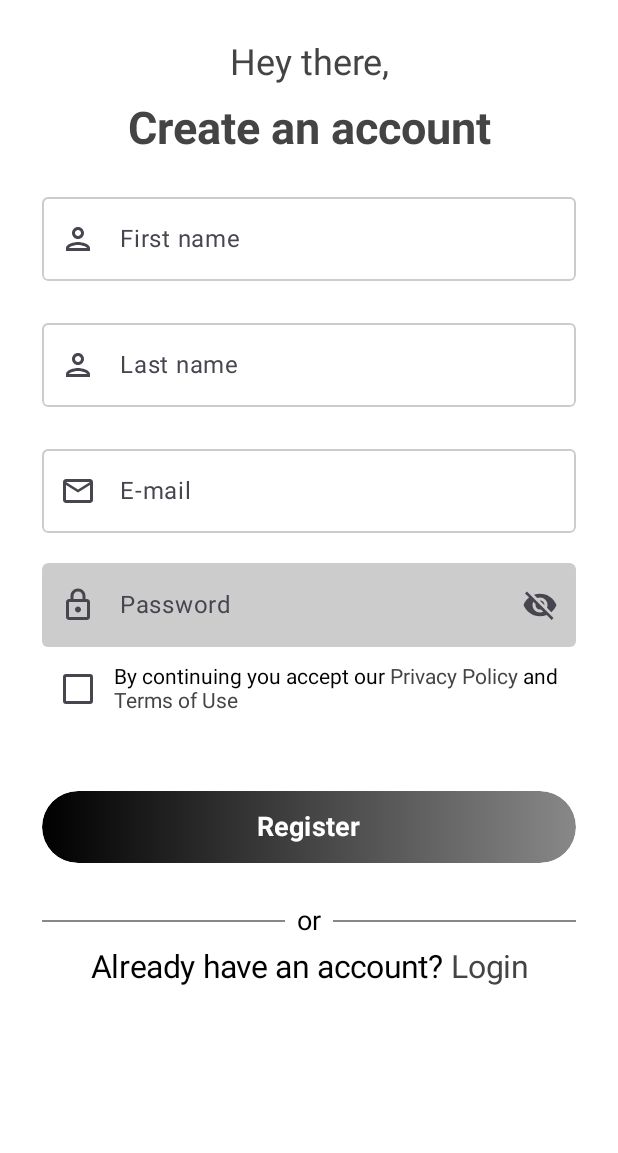
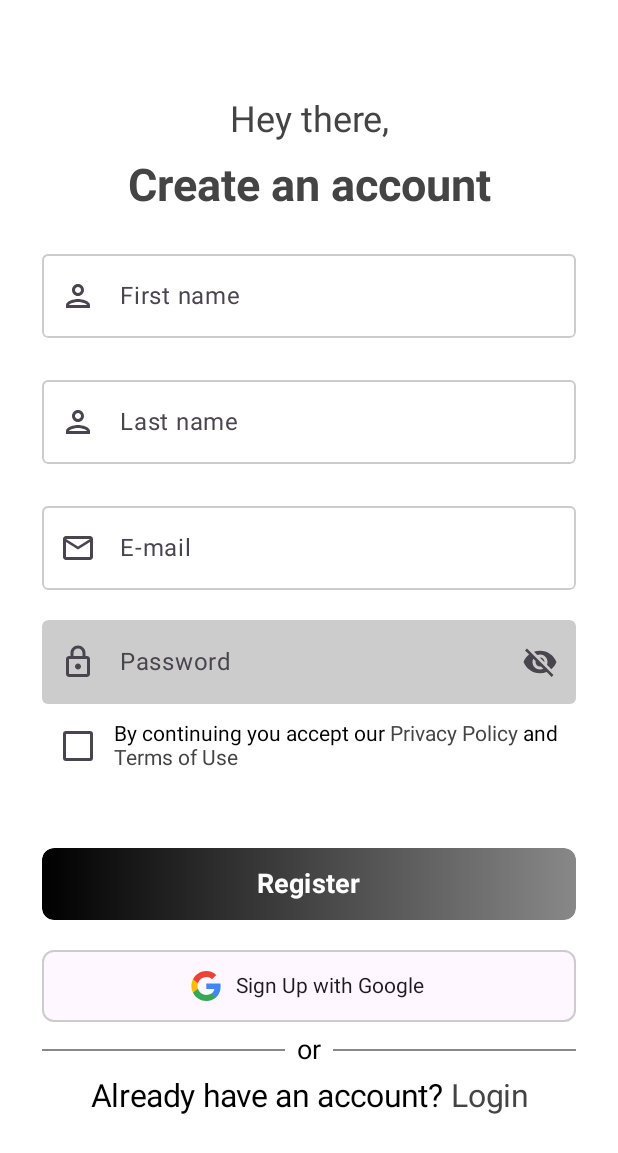
Before and after one commit to marcinosienienko/CompleteLoginRegistrationFlowJetpackComposeYT, an Android app built with Jetpack Compose: the screen it shows after launch (MainActivity), on a phone screen of 412 x 824 dp. Shown: the top 1153 px of the screen. Run offline under Robolectric (Android 15) with nearby library versions, the phone set to English and light mode, and no system bars.

Commit message:
feat/GoogleButtonComponent&RegisterButtonComponent

```diff
--- a/app/src/main/java/com/example/completeloginregistrationflowjetpackcomposeyt/components/AppComponents.kt
+++ b/app/src/main/java/com/example/completeloginregistrationflowjetpackcomposeyt/components/AppComponents.kt
@@ -16,6 +16,7 @@ import androidx.compose.foundation.layout.height
 import androidx.compose.foundation.layout.heightIn
 import androidx.compose.foundation.layout.padding
 import androidx.compose.foundation.layout.width
+import androidx.compose.foundation.shape.CornerBasedShape
 import androidx.compose.foundation.shape.RoundedCornerShape
 import androidx.compose.foundation.text.ClickableText
 import androidx.compose.foundation.text.KeyboardOptions
@@ -23,6 +24,7 @@ import androidx.compose.material.icons.Icons
 import androidx.compose.material.icons.filled.Visibility
 import androidx.compose.material.icons.filled.VisibilityOff
 import androidx.compose.material3.Button
+import androidx.compose.material3.ButtonColors
 import androidx.compose.material3.ButtonDefaults
 import androidx.compose.material3.Checkbox
 import androidx.compose.material3.CircularProgressIndicator
@@ -61,6 +63,7 @@ import androidx.compose.ui.tooling.preview.Preview
 import androidx.compose.ui.unit.dp
 import androidx.compose.ui.unit.sp
 import androidx.compose.runtime.*
+import androidx.compose.ui.graphics.Shape
 import androidx.compose.ui.res.painterResource
 import com.example.completeloginregistrationflowjetpackcomposeyt.R
 import com.example.completeloginregistrationflowjetpackcomposeyt.ui.theme.Shapes
@@ -273,31 +276,65 @@ fun ClickableTextComponent(value: String, onTextSelected : (String) -> Unit) {
 }
 
 @Composable
-fun ButtonComponent(value: String) {
+fun ButtonComponent(
+    colors: ButtonColors = ButtonDefaults.buttonColors(Color.Transparent),
+    shape: CornerBasedShape = Shapes.medium,
+    fontWeight: FontWeight = FontWeight.Bold,
+    defaultText: String = stringResource(id = R.string.register),
+    loadingText: String = stringResource(id = R.string.creating_account),
+    progressIndicator: Color = MaterialTheme.colorScheme.surface
+) {
+
+    var clicked by remember { mutableStateOf(false) }
+
     Button(
-        onClick = { /*TODO*/ },
+        onClick = {clicked = !clicked},
         modifier = Modifier
             .fillMaxWidth()
             .heightIn(48.dp),
+        shape = shape,
         contentPadding = PaddingValues(),
-        colors = ButtonDefaults.buttonColors(Color.Transparent)
+        colors = colors
+
     ) {
-        Box(
+        Row(
             modifier = Modifier
                 .fillMaxWidth()
                 .heightIn(48.dp)
                 .background(
                     brush = Brush.horizontalGradient(listOf(Color.Black, Color.Gray)),
-                    shape = RoundedCornerShape(50.dp)
+                    shape = Shapes.medium
+                )
+                .animateContentSize(
+                    animationSpec = tween(
+                        durationMillis = 300,
+                        easing = LinearOutSlowInEasing
+                    )
                 ),
-            contentAlignment = Alignment.Center
+            verticalAlignment = Alignment.CenterVertically,
+            horizontalArrangement = Arrangement.Center
 
-        ) {
+        )
+        { if (!clicked) {
                 Text(
-                    text = value,
+                    text = defaultText,
                     fontSize = 18.sp,
-                    fontWeight = FontWeight.Bold
-                )
+                    fontWeight = fontWeight)
+        } else {
+                Text (
+                    text = loadingText,
+                    fontSize = 18.sp,
+                    fontWeight = fontWeight)
+                Spacer(modifier = Modifier.width(8.dp))
+                CircularProgressIndicator(
+                modifier = Modifier
+                    .width(16.dp)
+                    .height(16.dp),
+                strokeWidth = 2.dp,
+                color = progressIndicator
+
+            )
+        }
         }
     }
 }
@@ -367,15 +404,25 @@ fun ClickableLoginTextComponent(onTextSelected: (String) -> Unit) {
 
 @OptIn(ExperimentalMaterial3Api::class)
 @Composable
-fun GoogleButtonComponent() {
+fun GoogleButtonComponent(
+    defaultText : String = stringResource(id = R.string.sign_up_with_google),
+    loadingText : String = stringResource(R.string.creating_account),
+    icon : Painter = painterResource(id = R.drawable.ic_google_logo),
+    shape : Shape = Shapes.medium,
+    borderColor : Color = Color.LightGray,
+    backgroundColor : Color = MaterialTheme.colorScheme.surface,
+    progressIndicator: Color = MaterialTheme.colorScheme.primary,
+    onClicked: () -> Unit
+) {
 
     var clicked by remember { mutableStateOf(false) }
 
     Surface (
+        modifier = Modifier.fillMaxWidth(),
         onClick = {clicked = !clicked},
-        shape = Shapes.medium,
-        border = BorderStroke(width = 1.dp, color = Color.LightGray),
-        color = MaterialTheme.colorScheme.surface,
+        shape = shape,
+        border = BorderStroke(width = 1.dp, color = borderColor),
+        color = backgroundColor,
     ) {
         Row (
             modifier = Modifier
@@ -385,33 +432,34 @@ fun GoogleButtonComponent() {
                     top = 12.dp,
                     bottom = 12.dp
                 )
-                .animateContentSize (
-
+                .animateContentSize(
                     animationSpec = tween(
-                                        durationMillis = 300,
-                                            easing = LinearOutSlowInEasing
-                                    )
-                )
-                ,
+                        durationMillis = 300,
+                        easing = LinearOutSlowInEasing
+                    )
+                ),
             verticalAlignment = Alignment.CenterVertically,
             horizontalArrangement = Arrangement.Center){
             Icon(
-                painter = painterResource(
-                    id = R.drawable.ic_google_logo),
+                painter = icon,
                     contentDescription = stringResource(R.string.google_button),
                     tint = Color.Unspecified
             )
             Spacer(modifier = Modifier.width(8.dp))
-            Text(text = stringResource(R.string.sign_up_with_google))
-            if (clicked) {
+
+            if (!clicked) {
+                Text(text = defaultText)
+            } else {
+                Text(text = loadingText)
                 Spacer(modifier = Modifier.width(16.dp))
                 CircularProgressIndicator(
                     modifier = Modifier
                         .width(16.dp)
                         .height(16.dp),
                     strokeWidth = 2.dp,
-                    color = MaterialTheme.colorScheme.primary
+                    color = progressIndicator
                 )
+                onClicked()
             }
         }
     }
@@ -420,5 +468,9 @@ fun GoogleButtonComponent() {
 @Preview
 @Composable
 fun GoogleButtonComponentPreview(){
-    GoogleButtonComponent()
+    GoogleButtonComponent(
+        defaultText = "Sign Up with Google",
+        loadingText = "Creating Account",
+        onClicked = {}
+    )
 }
--- a/app/src/main/java/com/example/completeloginregistrationflowjetpackcomposeyt/screens/SignUpScreen.kt
+++ b/app/src/main/java/com/example/completeloginregistrationflowjetpackcomposeyt/screens/SignUpScreen.kt
@@ -1,6 +1,7 @@
 package com.example.completeloginregistrationflowjetpackcomposeyt.screens
 
 import androidx.compose.foundation.background
+import androidx.compose.foundation.layout.Arrangement
 import androidx.compose.foundation.layout.Column
 import androidx.compose.foundation.layout.Spacer
 import androidx.compose.foundation.layout.fillMaxSize
@@ -8,6 +9,7 @@ import androidx.compose.foundation.layout.height
 import androidx.compose.foundation.layout.padding
 import androidx.compose.material3.Surface
 import androidx.compose.runtime.Composable
+import androidx.compose.ui.Alignment
 import androidx.compose.ui.Modifier
 import androidx.compose.ui.graphics.Color
 import androidx.compose.ui.res.painterResource
@@ -19,6 +21,7 @@ import com.example.completeloginregistrationflowjetpackcomposeyt.components.Butt
 import com.example.completeloginregistrationflowjetpackcomposeyt.components.CheckBoxComponent
 import com.example.completeloginregistrationflowjetpackcomposeyt.components.ClickableLoginTextComponent
 import com.example.completeloginregistrationflowjetpackcomposeyt.components.DividerTextComponent
+import com.example.completeloginregistrationflowjetpackcomposeyt.components.GoogleButtonComponent
 import com.example.completeloginregistrationflowjetpackcomposeyt.components.HeadingTextComponent
 import com.example.completeloginregistrationflowjetpackcomposeyt.components.NormalTextComponent
 import com.example.completeloginregistrationflowjetpackcomposeyt.components.PasswordTextFieldComponent
@@ -41,7 +44,10 @@ fun SignUpScreen() {
     ) {
         Column(
             modifier = Modifier
-                .fillMaxSize()) {
+                .fillMaxSize(),
+            horizontalAlignment = Alignment.CenterHorizontally,
+            verticalArrangement = Arrangement.Center
+        ) {
 
             NormalTextComponent(value = stringResource(R.string.hello))
             HeadingTextComponent(value = stringResource(R.string.create_account))
@@ -67,8 +73,11 @@ fun SignUpScreen() {
                     PostOfficeAppRouter.navigateTo(Screen.TermsAndConditionsScreen)
                 })
             Spacer(modifier = Modifier.height(40.dp))
-            ButtonComponent(value = stringResource(R.string.register))
+            ButtonComponent(defaultText = stringResource(R.string.register))
             Spacer(modifier = Modifier.height(20.dp))
+            GoogleButtonComponent{
+
+            }
             DividerTextComponent()
 
             ClickableLoginTextComponent(onTextSelected = {
--- a/app/src/main/res/values/strings.xml
+++ b/app/src/main/res/values/strings.xml
@@ -21,5 +21,6 @@
     <string name="already_have_an_account">"Already have an account? "</string>
     <string name="google_button">google button</string>
     <string name="sign_up_with_google">Sign Up with Google</string>
+    <string name="creating_account">Creating Account...</string>
 
 </resources>
```
